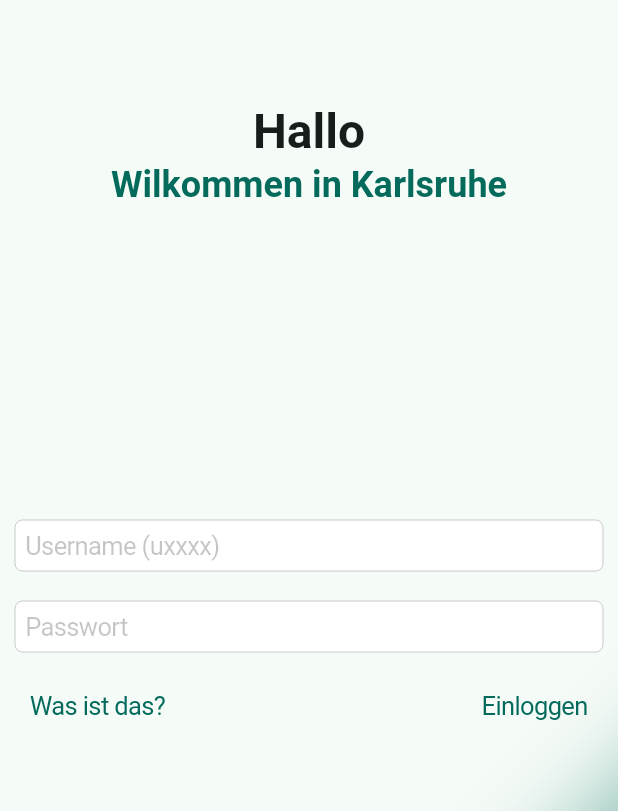
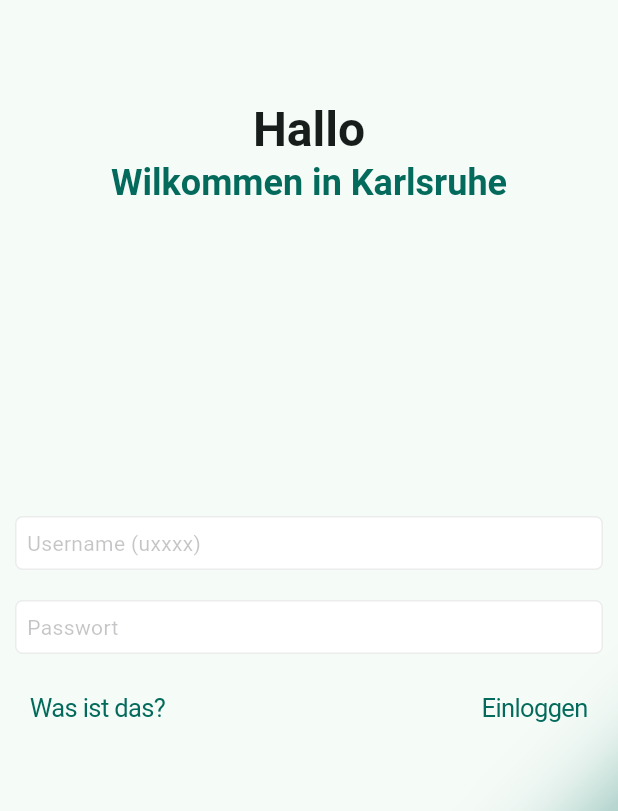
Before and after one commit to DEMIDOB/ka_uni, a Flutter app: the screen it shows after launch, on a phone screen of 412 x 824 dp. Shown: the part 195-1006 px from the top of the screen. Run offline on Flutter 3.47's test engine with Material 3 defaults, Android fonts, the phone set to English and light mode, and no system bars; our stand-ins replace carousel_slider, flutter_map, flutter_secure_storage, flutter_svg, flutter_widget_from_html, latlong2; missing offline and left inert: flutter_web_browser, requests_plus.

Commit message:
Login TextFields fixed

```diff
--- a/lib/credentials/views/login_view.dart
+++ b/lib/credentials/views/login_view.dart
@@ -35,6 +35,15 @@ class LoginPageState extends State<LoginPage> {
 
     final theme = Theme.of(context);
     final mq = MediaQuery.of(context);
+
+    final myCupertinoInputDecoration = BoxDecoration(
+      color: CupertinoDynamicColor.withBrightness(
+        color: CupertinoColors.white,
+        darkColor: CupertinoColors.darkBackgroundGray,
+      ),
+      border: Border.all(color: Colors.grey.withOpacity(0.2)),
+      borderRadius: BorderRadius.all(Radius.circular(5.0))
+    );
 
     if (credsVM.credentialsLoaded && _usernameInputController.text.isEmpty) {
       _usernameInputController.text = credsVM.credentials.username;
@@ -88,6 +97,9 @@ class LoginPageState extends State<LoginPage> {
                             controller: _usernameInputController,
                             placeholder: "Username (uxxxx)",
                             enabled: (credsVM.credentialsLoaded && !credsVM.loggingIn),
+                            autocorrect: false,
+                            style: theme.textTheme.bodyMedium,
+                            decoration: myCupertinoInputDecoration,
                           ),
                         ),
                         Container(
@@ -97,7 +109,10 @@ class LoginPageState extends State<LoginPage> {
                             // onChanged: (val) => _passwordInputController.text,
                             placeholder: "Passwort",
                             enabled: (credsVM.credentialsLoaded && !credsVM.loggingIn),
-                            // obscureText: true,
+                            keyboardType: TextInputType.visiblePassword,
+                            obscureText: true,
+                            style: theme.textTheme.bodyMedium,
+                            decoration: myCupertinoInputDecoration,
                           ),
                         ),
                         Row(
```
